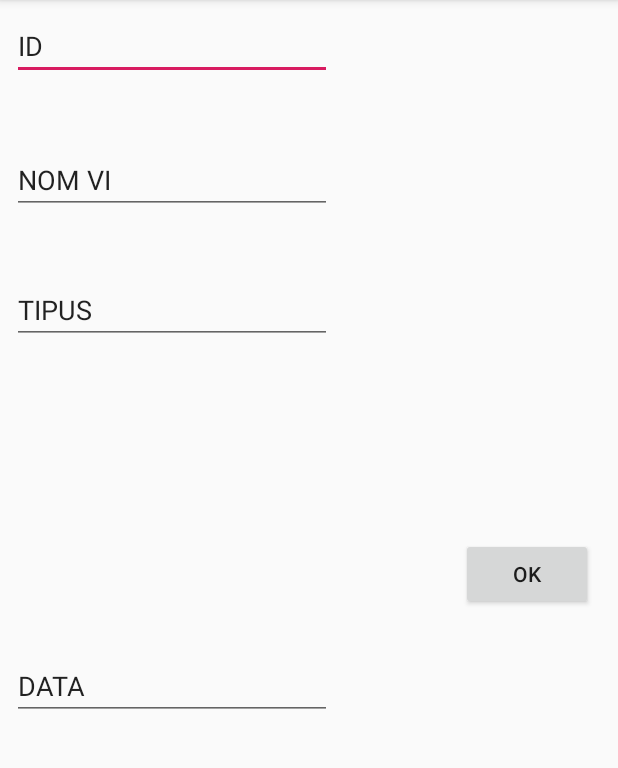
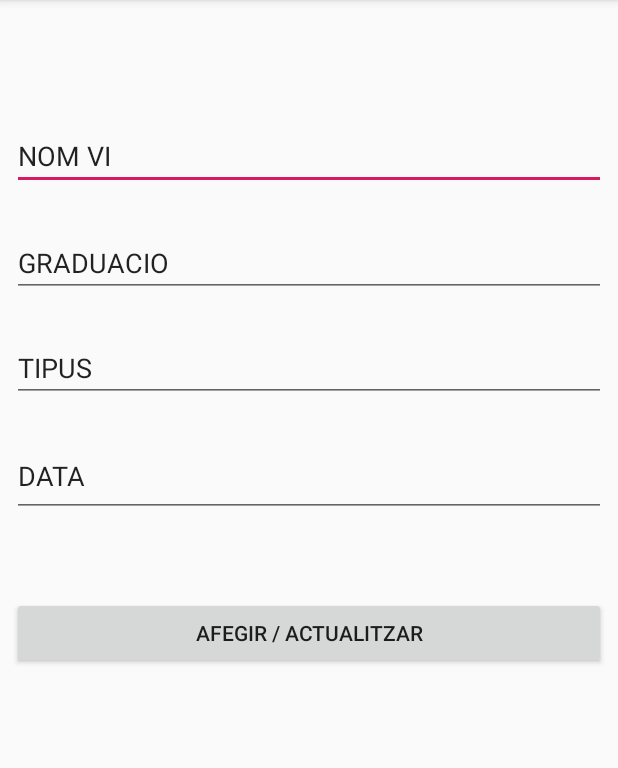
Before and after one commit to iespaucasesnoves/base-de-dades-app-daryaav, an Android app: the EditActivity screen opened directly, with no data from a screen before it, on a phone screen of 412 x 824 dp, the part 84-852 px from its top. Run offline under Robolectric (Android 15) with nearby library versions, the phone set to English and light mode, and no system bars.

Commit message:
MODIFICACIÓ DEL 18/01/2019 - 18:00

```diff
--- a/app/src/main/java/volkodav/ampilogova/darya/projecte_github/EditActivity.java
+++ b/app/src/main/java/volkodav/ampilogova/darya/projecte_github/EditActivity.java
@@ -1,26 +1,53 @@
 package volkodav.ampilogova.darya.projecte_github;
 
+import android.content.Context;
 import android.content.Intent;
+import android.database.sqlite.SQLiteDatabase;
 import android.support.v7.app.AppCompatActivity;
 import android.os.Bundle;
 import android.view.View;
 import android.widget.Button;
+import android.widget.EditText;
 
 public class EditActivity extends AppCompatActivity {
+
+    private Implementacio i;
 
     @Override
     protected void onCreate(Bundle savedInstanceState) {
         super.onCreate(savedInstanceState);
         setContentView(R.layout.activity_edit);
 
-        Button botoAceptar = (Button)findViewById(R.id.boto_ok);
+        i = new Implementacio(this);
+        i.open();
+
+        Button botoAceptar = findViewById(R.id.boto_ok);
         botoAceptar.setOnClickListener(
                 new View.OnClickListener() {
                 @Override
                 public void onClick(View v) {
 
                     Vi vi = new Vi();
+
+                    EditText nomVi = findViewById(R.id.t_nomVi);
+                    EditText tipus = findViewById(R.id.t_tipus);
+                    EditText graduacio = findViewById(R.id.t_graduacio);
+                    EditText data = findViewById(R.id.t_data);
+
+                    vi.setNomVi(nomVi.getText().toString());
+                    vi.setTipus(tipus.getText().toString());
+                    vi.setGraduacio(graduacio.getText().toString());
+                    vi.setData(data.getText().toString());
+
+                    creacioVi(vi);
             }
         });
     }
+
+
+    private void creacioVi(Vi vi) {
+        i.crearVi(vi);
+        i.close();
+        finish();
+    }
 }
--- a/app/src/main/java/volkodav/ampilogova/darya/projecte_github/Implementacio.java
+++ b/app/src/main/java/volkodav/ampilogova/darya/projecte_github/Implementacio.java
@@ -7,7 +7,6 @@ import android.content.ContentValues;
 import android.content.Context;
 import android.database.Cursor;
 import android.database.sqlite.SQLiteDatabase;
-import java.sql.SQLException;
 import java.util.ArrayList;
 import java.util.List;
 
--- a/app/src/main/java/volkodav/ampilogova/darya/projecte_github/MainActivity.java
+++ b/app/src/main/java/volkodav/ampilogova/darya/projecte_github/MainActivity.java
@@ -78,6 +78,7 @@ public class MainActivity extends AppCompatActivity {
             map.put("nomVi", vi.getNomVi());
             map.put("data", vi.getData());
             map.put("tipus", vi.getTipus());
+            map.put("graduacio", vi.getGraduacio());
             llista.add(map);
         }
 
@@ -86,8 +87,9 @@ public class MainActivity extends AppCompatActivity {
 
         // ASSIGNEM A LA LLISTA
         adapter = new SimpleAdapter(this, llista, R.layout.llista,
-                new String[]{"id", "nomVi", "data", "tipus"},
-                new int[]{R.id.text_id, R.id.text_nomVi, R.id.text_data, R.id.text_tipus});
+                new String[]{"id", "nomVi", "data", "tipus", "graduacio"},
+                new int[]{R.id.text_id, R.id.text_nomVi, R.id.text_data, R.id.text_tipus,
+                        R.id.text_graduacio});
         lv.setAdapter(adapter);
     }
 
--- a/app/src/main/res/layout/activity_edit.xml
+++ b/app/src/main/res/layout/activity_edit.xml
@@ -4,27 +4,12 @@
     xmlns:tools="http://schemas.android.com/tools"
     android:layout_width="match_parent"
     android:layout_height="match_parent"
+    android:orientation="vertical"
     tools:context=".EditActivity">
 
-    <Button
-        android:id="@+id/boto_ok"
-        android:layout_width="wrap_content"
-        android:layout_height="wrap_content"
-        android:layout_marginStart="8dp"
-        android:layout_marginTop="8dp"
-        android:layout_marginEnd="8dp"
-        android:layout_marginBottom="8dp"
-        android:text="OK"
-        app:layout_constraintBottom_toBottomOf="parent"
-        app:layout_constraintEnd_toEndOf="parent"
-        app:layout_constraintHorizontal_bias="0.971"
-        app:layout_constraintStart_toStartOf="parent"
-        app:layout_constraintTop_toTopOf="parent"
-        app:layout_constraintVertical_bias="0.498" />
-
     <EditText
-        android:id="@+id/text_id"
-        android:layout_width="wrap_content"
+        android:id="@+id/t_nomVi"
+        android:layout_width="match_parent"
         android:layout_height="wrap_content"
         android:layout_marginStart="8dp"
         android:layout_marginTop="8dp"
@@ -32,50 +17,18 @@
         android:layout_marginBottom="8dp"
         android:ems="10"
         android:inputType="textPersonName"
-        android:text="ID"
-        app:layout_constraintBottom_toBottomOf="parent"
-        app:layout_constraintEnd_toEndOf="parent"
-        app:layout_constraintHorizontal_bias="0.0"
-        app:layout_constraintStart_toStartOf="parent"
-        app:layout_constraintTop_toTopOf="parent"
-        app:layout_constraintVertical_bias="0.0" />
-
-    <EditText
-        android:id="@+id/text_nomVi"
-        android:layout_width="wrap_content"
-        android:layout_height="wrap_content"
-        android:layout_marginStart="8dp"
-        android:layout_marginTop="8dp"
-        android:layout_marginEnd="8dp"
-        android:layout_marginBottom="8dp"
-        android:ems="10"
-        android:inputType="textPersonName"
+        android:singleLine="false"
         android:text="NOM VI"
         app:layout_constraintBottom_toBottomOf="parent"
         app:layout_constraintEnd_toEndOf="parent"
-        app:layout_constraintHorizontal_bias="0.0"
+        app:layout_constraintHorizontal_bias="1.0"
         app:layout_constraintStart_toStartOf="parent"
         app:layout_constraintTop_toTopOf="parent"
-        app:layout_constraintVertical_bias="0.126" />
+        app:layout_constraintVertical_bias="0.104" />
 
     <EditText
-        android:id="@+id/text_data"
-        android:layout_width="wrap_content"
-        android:layout_height="wrap_content"
-        android:layout_marginStart="8dp"
-        android:layout_marginEnd="8dp"
-        android:layout_marginBottom="288dp"
-        android:ems="10"
-        android:inputType="textPersonName"
-        android:text="DATA"
-        app:layout_constraintBottom_toBottomOf="parent"
-        app:layout_constraintEnd_toEndOf="parent"
-        app:layout_constraintHorizontal_bias="0.0"
-        app:layout_constraintStart_toStartOf="parent" />
-
-    <EditText
-        android:id="@+id/text_tipus"
-        android:layout_width="wrap_content"
+        android:id="@+id/t_tipus"
+        android:layout_width="match_parent"
         android:layout_height="wrap_content"
         android:layout_marginStart="8dp"
         android:layout_marginTop="8dp"
@@ -89,5 +42,58 @@
         app:layout_constraintHorizontal_bias="0.0"
         app:layout_constraintStart_toStartOf="parent"
         app:layout_constraintTop_toTopOf="parent"
-        app:layout_constraintVertical_bias="0.249" />
+        app:layout_constraintVertical_bias="0.304" />
+
+    <EditText
+        android:id="@+id/t_graduacio"
+        android:layout_width="match_parent"
+        android:layout_height="wrap_content"
+        android:layout_marginStart="8dp"
+        android:layout_marginTop="8dp"
+        android:layout_marginEnd="8dp"
+        android:layout_marginBottom="8dp"
+        android:baselineAligned="false"
+        android:ems="10"
+        android:inputType="textPersonName"
+        android:text="GRADUACIO"
+        app:layout_constraintBottom_toBottomOf="parent"
+        app:layout_constraintEnd_toEndOf="parent"
+        app:layout_constraintHorizontal_bias="1.0"
+        app:layout_constraintStart_toStartOf="parent"
+        app:layout_constraintTop_toTopOf="parent"
+        app:layout_constraintVertical_bias="0.205" />
+
+    <EditText
+        android:id="@+id/t_data"
+        android:layout_width="match_parent"
+        android:layout_height="54dp"
+        android:layout_marginStart="8dp"
+        android:layout_marginTop="8dp"
+        android:layout_marginEnd="8dp"
+        android:ems="10"
+        android:inputType="date|textPersonName"
+        android:text="DATA"
+        app:layout_constraintBottom_toBottomOf="parent"
+        app:layout_constraintEnd_toEndOf="parent"
+        app:layout_constraintHorizontal_bias="1.0"
+        app:layout_constraintStart_toStartOf="parent"
+        app:layout_constraintTop_toTopOf="parent"
+        app:layout_constraintVertical_bias="0.4" />
+
+    <Button
+        android:id="@+id/boto_ok"
+        android:layout_width="match_parent"
+        android:layout_height="wrap_content"
+        android:layout_marginStart="8dp"
+        android:layout_marginTop="8dp"
+        android:layout_marginEnd="8dp"
+        android:layout_marginBottom="8dp"
+        android:text="AFEGIR / ACTUALITZAR"
+        app:layout_constraintBottom_toBottomOf="parent"
+        app:layout_constraintEnd_toEndOf="parent"
+        app:layout_constraintHorizontal_bias="0.0"
+        app:layout_constraintStart_toStartOf="parent"
+        app:layout_constraintTop_toTopOf="parent"
+        app:layout_constraintVertical_bias="0.554" />
+
 </android.support.constraint.ConstraintLayout>
--- a/build.gradle
+++ b/build.gradle
@@ -7,7 +7,7 @@ buildscript {
         jcenter()
     }
     dependencies {
-        classpath 'com.android.tools.build:gradle:3.2.1'
+        classpath 'com.android.tools.build:gradle:3.3.0'
 
 
         // NOTE: Do not place your application dependencies here; they belong
```
Also changed, not shown: app/src/main/res/layout/activity_main.xml (+6 -7 lines), app/src/main/res/layout/llista.xml (+44 -28 lines), gradle/wrapper/gradle-wrapper.properties.
